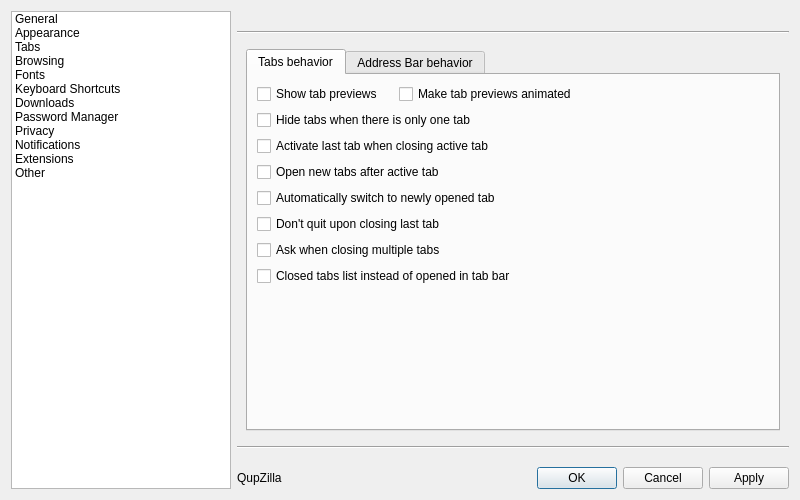
Qt form src/lib/preferences/preferences.ui (QupZilla/qupzilla) before a commit.
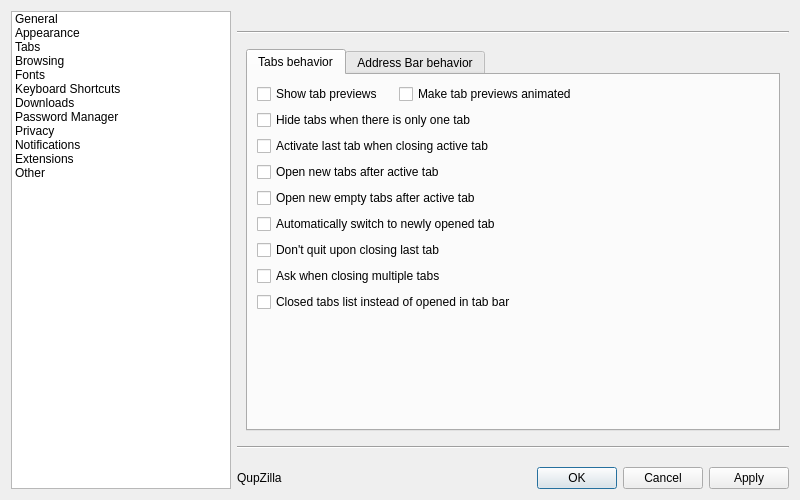
The same form after that commit. The open tabs and pages were chosen to show the change.

Commit message:
New option "Open new empty tabs after active tab".
Closes #544

What changed in the file:
```diff
--- a/src/lib/preferences/preferences.ui
+++ b/src/lib/preferences/preferences.ui
@@ -727,6 +727,13 @@
              </property>
             </widget>
            </item>
+           <item>
+            <widget class="QCheckBox" name="openNewEmptyTabAfterActive">
+             <property name="text">
+              <string>Open new empty tabs after active tab</string>
+             </property>
+            </widget>
+           </item>
            <item>
             <widget class="QCheckBox" name="switchToNewTabs">
              <property name="text">
```
The commit also changes 7 other files.
